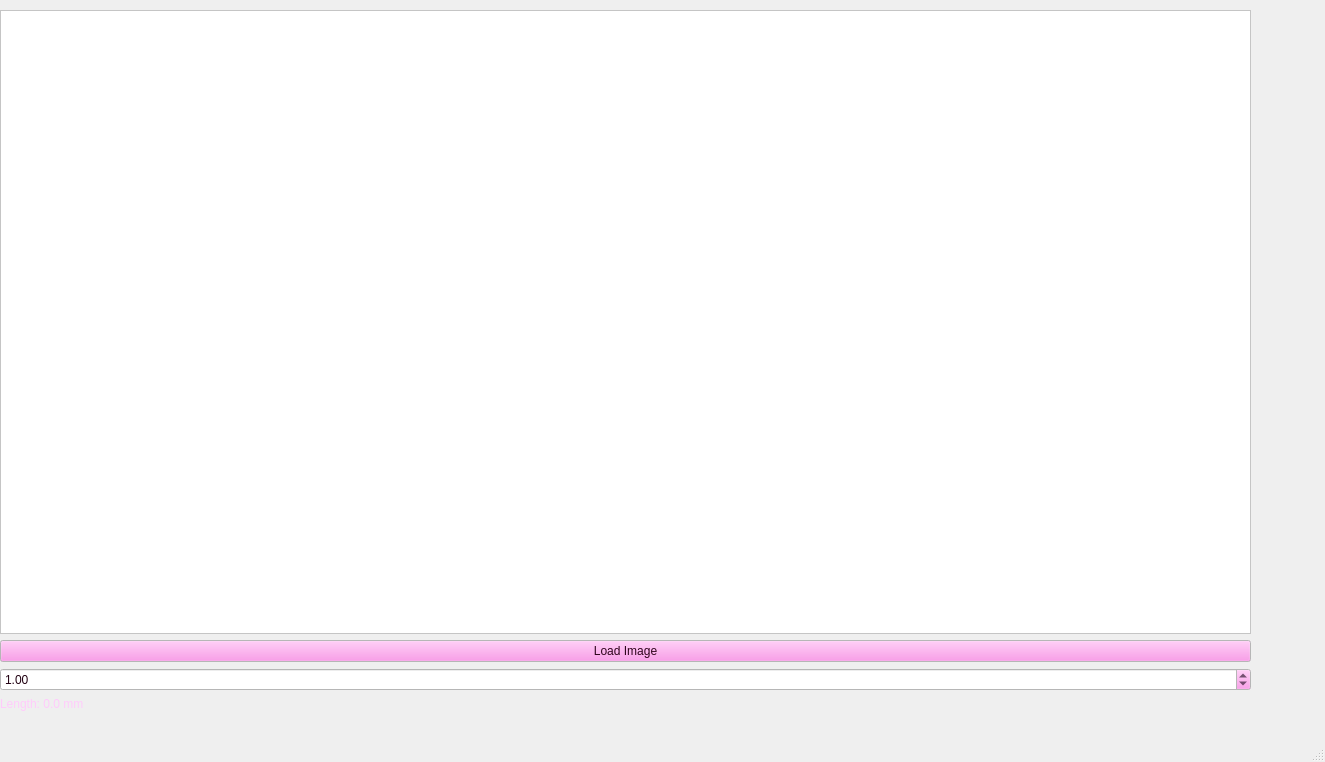
First picture: the form in kursach/mainwindow.ui, repository Actintell/qt-medical-measurement-app, before the edit.
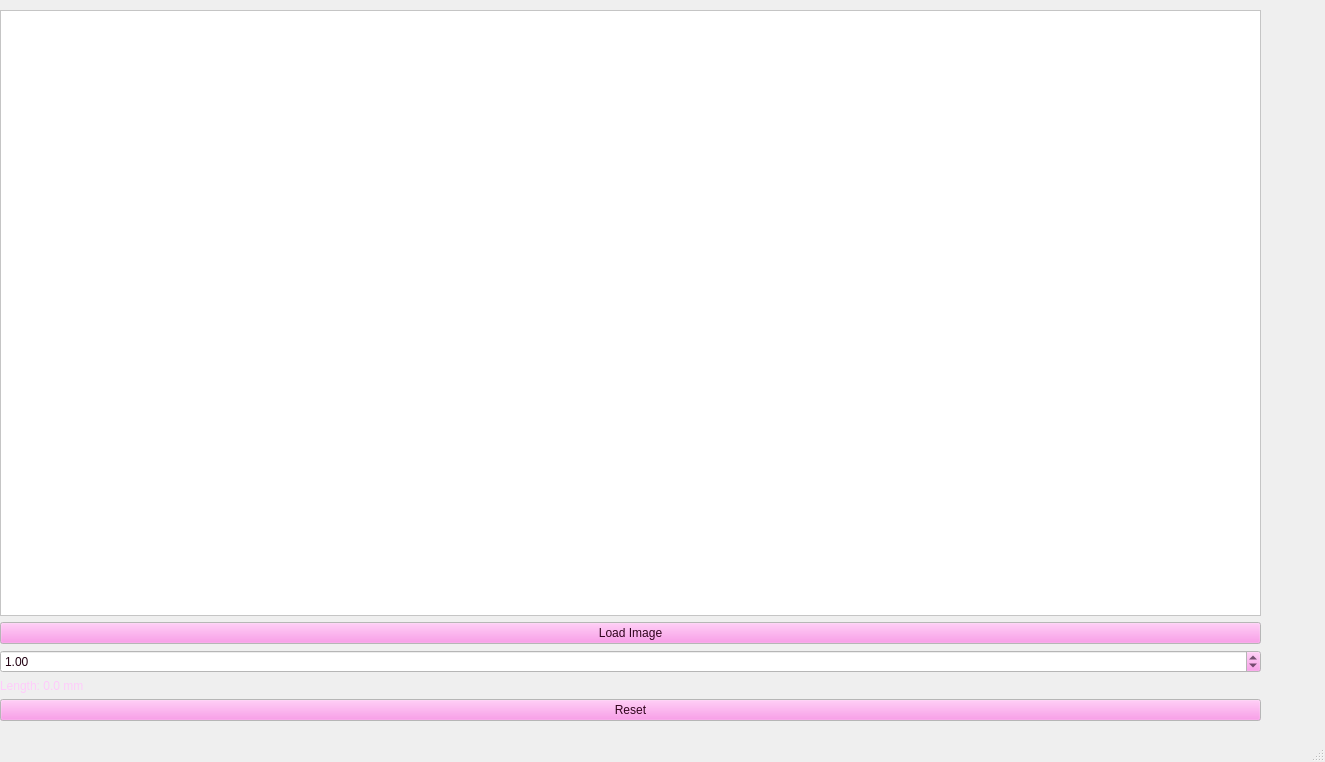
Second picture: the form after the edit.

```diff
--- a/kursach/mainwindow.ui
+++ b/kursach/mainwindow.ui
@@ -19,8 +19,8 @@
      <rect>
       <x>0</x>
       <y>10</y>
-      <width>1251</width>
-      <height>701</height>
+      <width>1261</width>
+      <height>711</height>
      </rect>
     </property>
     <property name="palette">
@@ -2487,6 +2487,13 @@
        </property>
       </widget>
      </item>
+     <item>
+      <widget class="QPushButton" name="btnReset">
+       <property name="text">
+        <string>Reset</string>
+       </property>
+      </widget>
+     </item>
     </layout>
    </widget>
   </widget>
```
